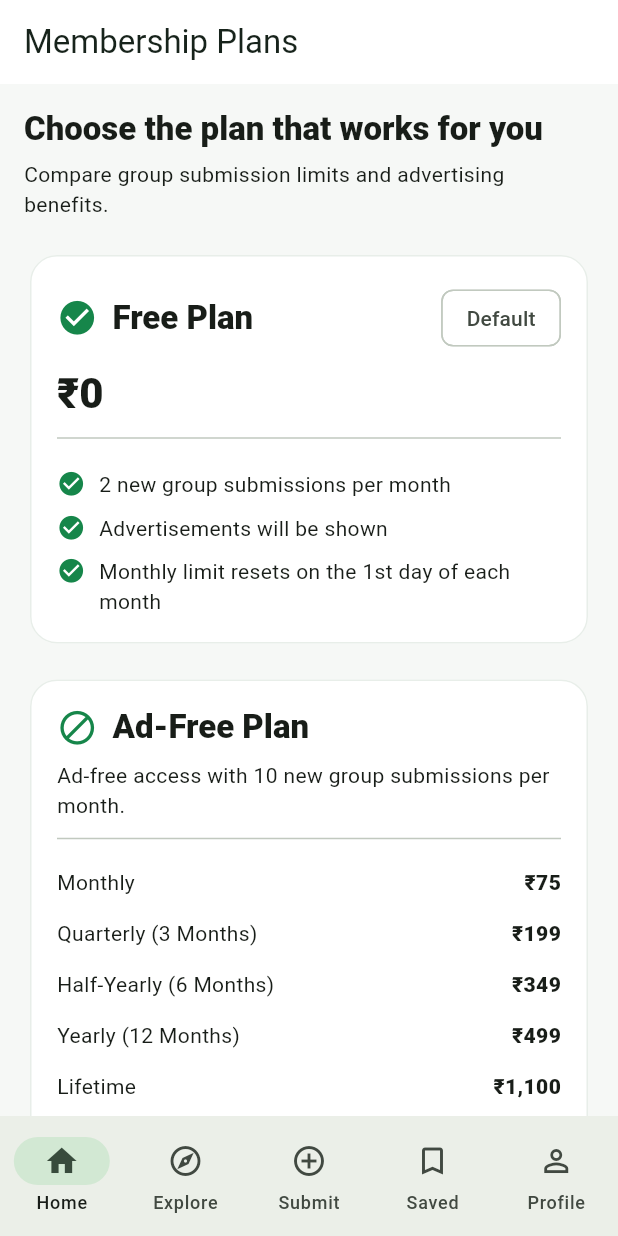
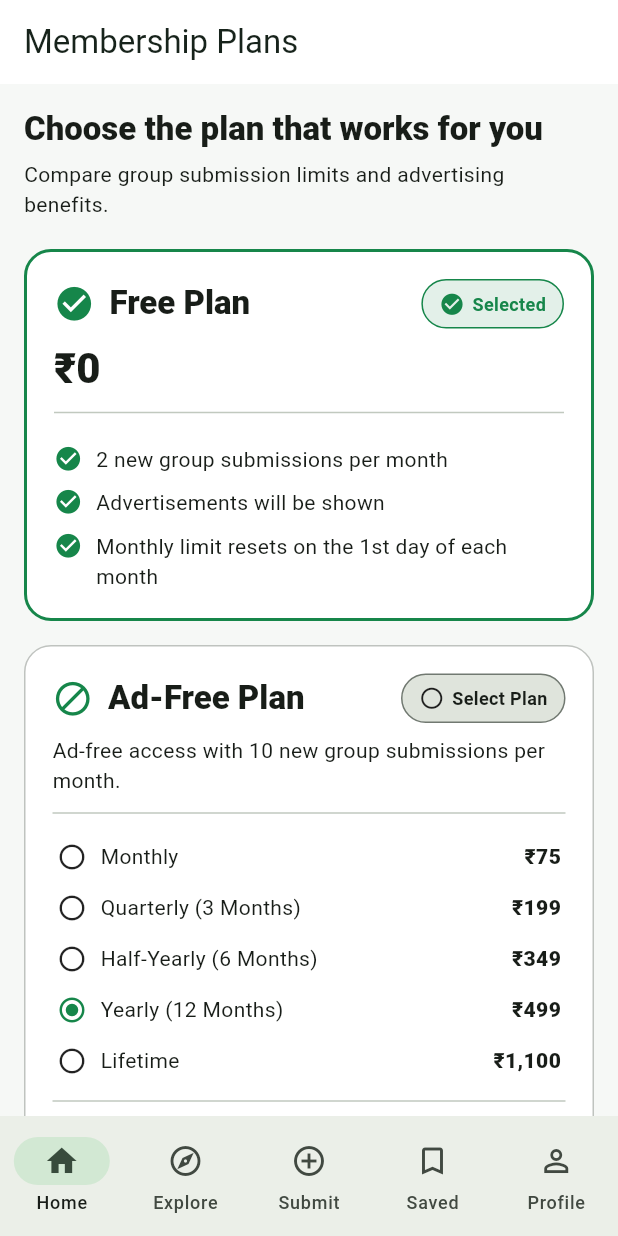
Before and after one commit to engggayyurabbasi-beep/W-Link-Join, a Flutter app: the MembershipPlansScreen screen opened by its route, on a phone screen of 412 x 824 dp. Run offline on Flutter 3.47's test engine with Material 3 defaults, Android fonts, the phone set to English and light mode, and no system bars; our stand-ins replace cloud_firestore, cloud_functions, firebase_auth, firebase_core, firebase_messaging, firebase_storage and 6 more; missing offline and left inert: countrify, country, language_code; accounts and stored records are empty; network calls fail.

Commit message:
Improve membership plan selection UI

```diff
--- a/lib/main.dart
+++ b/lib/main.dart
@@ -2135,8 +2135,16 @@ class SavedGroupsScreen extends ConsumerWidget {
 // PROFILE
 // -----------------------------------------------------------------------------
 
-class MembershipPlansScreen extends StatelessWidget {
+class MembershipPlansScreen extends StatefulWidget {
   const MembershipPlansScreen({super.key});
+
+  @override
+  State<MembershipPlansScreen> createState() => _MembershipPlansScreenState();
+}
+
+class _MembershipPlansScreenState extends State<MembershipPlansScreen> {
+  String selectedPlan = 'free';
+  String selectedDuration = 'Yearly (12 Months)';
 
   Widget _feature(String text) {
     return Padding(
@@ -2152,21 +2160,103 @@ class MembershipPlansScreen extends StatelessWidget {
     );
   }
 
-  Widget _price(String duration, String price) {
-    return Padding(
-      padding: const EdgeInsets.symmetric(vertical: 7),
+  Widget _selectionControl(String plan) {
+    final selected = selectedPlan == plan;
+    return Container(
+      padding: const EdgeInsets.symmetric(horizontal: 11, vertical: 7),
+      decoration: BoxDecoration(
+        color: selected
+            ? AppTheme.green.withValues(alpha: 0.12)
+            : Theme.of(context).colorScheme.surfaceContainerHighest,
+        borderRadius: BorderRadius.circular(20),
+        border: Border.all(
+          color: selected ? AppTheme.green : Theme.of(context).dividerColor,
+        ),
+      ),
       child: Row(
-        mainAxisAlignment: MainAxisAlignment.spaceBetween,
+        mainAxisSize: MainAxisSize.min,
         children: [
-          Expanded(child: Text(duration)),
-          Text(price, style: const TextStyle(fontWeight: FontWeight.w800)),
+          Icon(
+            selected ? Icons.check_circle : Icons.circle_outlined,
+            size: 17,
+            color: selected ? AppTheme.green : null,
+          ),
+          const SizedBox(width: 5),
+          Text(
+            selected ? 'Selected' : 'Select Plan',
+            style: TextStyle(
+              fontWeight: FontWeight.w700,
+              fontSize: 12,
+              color: selected ? AppTheme.green : null,
+            ),
+          ),
         ],
       ),
     );
+  }
+
+  Widget _priceOption(String duration, String price) {
+    final selected = selectedDuration == duration;
+    return InkWell(
+      onTap: () => setState(() {
+        selectedPlan = 'ad_free';
+        selectedDuration = duration;
+      }),
+      child: Padding(
+        padding: const EdgeInsets.symmetric(vertical: 7, horizontal: 3),
+        child: Row(
+          children: [
+            Icon(
+              selected ? Icons.radio_button_checked : Icons.radio_button_unchecked,
+              size: 20,
+              color: selected ? AppTheme.green : null,
+            ),
+            const SizedBox(width: 9),
+            Expanded(child: Text(duration)),
+            Text(price, style: const TextStyle(fontWeight: FontWeight.w800)),
+          ],
+        ),
+      ),
+    );
+  }
+
+  BoxDecoration _decoration(String plan, {bool premium = false}) {
+    final selected = selectedPlan == plan;
+    return BoxDecoration(
+      color: Theme.of(context).cardColor,
+      borderRadius: BorderRadius.circular(18),
+      border: Border.all(
+        color: selected
+            ? AppTheme.green
+            : premium
+                ? AppTheme.green.withValues(alpha: 0.45)
+                : Theme.of(context).dividerColor.withValues(alpha: 0.45),
+        width: selected ? 2 : 1,
+      ),
+    );
+  }
+
+  void _continue() {
+    if (selectedPlan == 'free') {
+      ScaffoldMessenger.of(context).showSnackBar(
+        const SnackBar(content: Text('You are using the Free Plan.')),
+      );
+    } else {
+      ScaffoldMessenger.of(context).showSnackBar(
+        const SnackBar(
+          content: Text(
+            'Membership payment will be available after Google Play Billing integration.',
+          ),
+        ),
+      );
+    }
   }
 
   @override
   Widget build(BuildContext context) {
+    final freeSelected = selectedPlan == 'free';
+    final adFreeSelected = selectedPlan == 'ad_free';
+
     return PageScaffold(
       title: 'Membership Plans',
       body: ListView(
@@ -2184,19 +2274,18 @@ class MembershipPlansScreen extends StatelessWidget {
           ),
           const SizedBox(height: 20),
 
-          Card(
-            child: Padding(
+          InkWell(
+            borderRadius: BorderRadius.circular(18),
+            onTap: () => setState(() => selectedPlan = 'free'),
+            child: Container(
+              decoration: _decoration('free'),
               padding: const EdgeInsets.all(18),
               child: Column(
                 crossAxisAlignment: CrossAxisAlignment.start,
                 children: [
                   Row(
                     children: [
-                      const Icon(
-                        Icons.check_circle,
-                        color: AppTheme.green,
-                        size: 27,
-                      ),
+                      const Icon(Icons.check_circle, color: AppTheme.green, size: 27),
                       const SizedBox(width: 10),
                       Expanded(
                         child: Text(
@@ -2205,7 +2294,7 @@ class MembershipPlansScreen extends StatelessWidget {
                               ?.copyWith(fontWeight: FontWeight.w800),
                         ),
                       ),
-                      const Chip(label: Text('Default')),
+                      _selectionControl('free'),
                     ],
                   ),
                   const SizedBox(height: 8),
@@ -2224,8 +2313,12 @@ class MembershipPlansScreen extends StatelessWidget {
           ),
 
           const SizedBox(height: 16),
-          Card(
-            child: Padding(
+
+          InkWell(
+            borderRadius: BorderRadius.circular(18),
+            onTap: () => setState(() => selectedPlan = 'ad_free'),
+            child: Container(
+              decoration: _decoration('ad_free'),
               padding: const EdgeInsets.all(18),
               child: Column(
                 crossAxisAlignment: CrossAxisAlignment.start,
@@ -2241,6 +2334,7 @@ class MembershipPlansScreen extends StatelessWidget {
                               ?.copyWith(fontWeight: FontWeight.w800),
                         ),
                       ),
+                      _selectionControl('ad_free'),
                     ],
                   ),
                   const SizedBox(height: 8),
@@ -2248,11 +2342,11 @@ class MembershipPlansScreen extends StatelessWidget {
                     'Ad-free access with 10 new group submissions per month.',
                   ),
                   const Divider(height: 24),
-                  _price('Monthly', '₹75'),
-                  _price('Quarterly (3 Months)', '₹199'),
-                  _price('Half-Yearly (6 Months)', '₹349'),
-                  _price('Yearly (12 Months)', '₹499'),
-                  _price('Lifetime', '₹1,100'),
+                  _priceOption('Monthly', '₹75'),
+                  _priceOption('Quarterly (3 Months)', '₹199'),
+                  _priceOption('Half-Yearly (6 Months)', '₹349'),
+                  _priceOption('Yearly (12 Months)', '₹499'),
+                  _priceOption('Lifetime', '₹1,100'),
                   const Divider(height: 20),
                   _feature('No advertisements'),
                   _feature('10 new group submissions per month'),
@@ -2263,15 +2357,12 @@ class MembershipPlansScreen extends StatelessWidget {
           ),
 
           const SizedBox(height: 16),
-          Card(
+
+          InkWell(
+            borderRadius: BorderRadius.circular(18),
+            onTap: () => setState(() => selectedPlan = 'premium'),
             child: Container(
-              decoration: BoxDecoration(
-                border: Border.all(
-                  color: AppTheme.green.withValues(alpha: 0.55),
-                  width: 1.5,
-                ),
-                borderRadius: BorderRadius.circular(18),
-              ),
+              decoration: _decoration('premium', premium: true),
               padding: const EdgeInsets.all(18),
               child: Column(
                 crossAxisAlignment: CrossAxisAlignment.start,
@@ -2291,6 +2382,7 @@ class MembershipPlansScreen extends StatelessWidget {
                               ?.copyWith(fontWeight: FontWeight.w800),
                         ),
                       ),
+                      _selectionControl('premium'),
                     ],
                   ),
                   const SizedBox(height: 12),
@@ -2307,6 +2399,33 @@ class MembershipPlansScreen extends StatelessWidget {
                   _feature('Unlimited group submissions'),
                   _feature('One-year membership'),
                 ],
+              ),
+            ),
+          ),
+
+          const SizedBox(height: 18),
+          SizedBox(
+            width: double.infinity,
+            child: FilledButton.icon(
+              onPressed: _continue,
+              icon: Icon(
+                freeSelected ? Icons.arrow_forward : Icons.lock_outline,
+              ),
+              label: Text(
+                freeSelected
+                    ? 'Continue with Free'
+                    : adFreeSelected
+                        ? 'Continue to Payment'
+                        : 'Subscribe Now',
+              ),
+              style: FilledButton.styleFrom(
+                backgroundColor: AppTheme.green,
+                foregroundColor: Colors.white,
+                padding: const EdgeInsets.symmetric(vertical: 15),
+                textStyle: const TextStyle(
+                  fontWeight: FontWeight.w800,
+                  fontSize: 15,
+                ),
               ),
             ),
           ),
```
